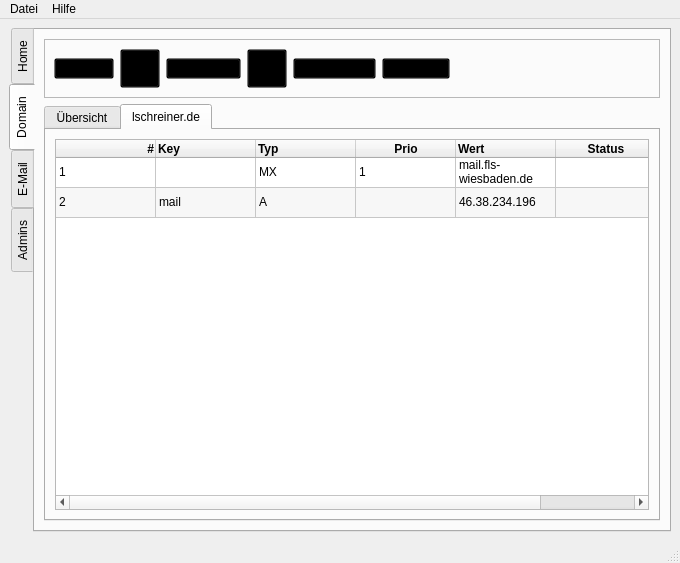
Qt form flscp/ui/cp.ui (FLS-Wiesbaden/flscp) before a commit.
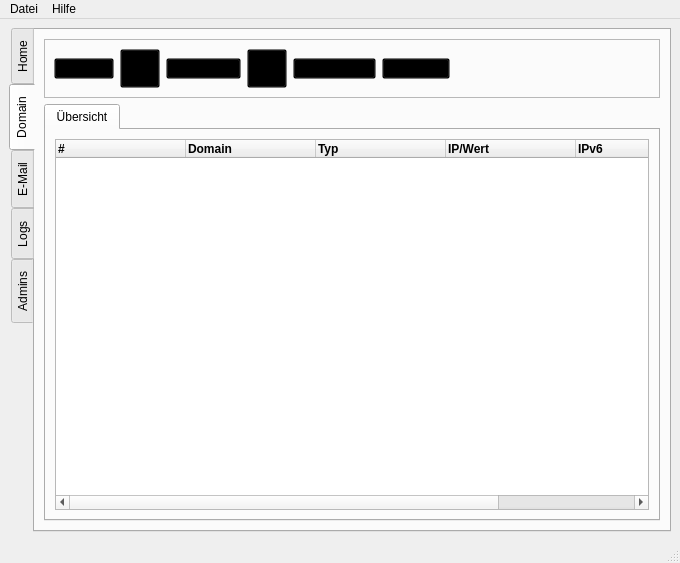
The same form after that commit. The open tabs and pages were chosen to show the change. Icons and pictures are not drawn.

```diff
--- a/flscp/ui/cp.ui
+++ b/flscp/ui/cp.ui
@@ -318,7 +318,7 @@
         <item>
          <widget class="QTabWidget" name="tabDNS">
           <property name="currentIndex">
-           <number>1</number>
+           <number>0</number>
           </property>
           <property name="tabsClosable">
            <bool>false</bool>
@@ -488,186 +488,6 @@
             </item>
            </layout>
           </widget>
-          <widget class="QWidget" name="tabDNS_1">
-           <attribute name="title">
-            <string>lschreiner.de</string>
-           </attribute>
-           <layout class="QVBoxLayout" name="verticalLayout_5">
-            <item>
-             <widget class="QTableWidget" name="tableDNS_1">
-              <property name="editTriggers">
-               <set>QAbstractItemView::DoubleClicked|QAbstractItemView::EditKeyPressed</set>
-              </property>
-              <property name="alternatingRowColors">
-               <bool>true</bool>
-              </property>
-              <property name="selectionBehavior">
-               <enum>QAbstractItemView::SelectRows</enum>
-              </property>
-              <attribute name="verticalHeaderVisible">
-               <bool>false</bool>
-              </attribute>
-              <row>
-               <property name="text">
-                <string>1</string>
-               </property>
-              </row>
-              <row>
-               <property name="text">
-                <string>2</string>
-               </property>
-              </row>
-              <column>
-               <property name="text">
-                <string>#</string>
-               </property>
-               <property name="font">
-                <font>
-                 <weight>75</weight>
-                 <bold>true</bold>
-                </font>
-               </property>
-               <property name="textAlignment">
-                <set>AlignRight|AlignVCenter</set>
-               </property>
-              </column>
-              <column>
-               <property name="text">
-                <string>Key</string>
-               </property>
-               <property name="font">
-                <font>
-                 <weight>75</weight>
-                 <bold>true</bold>
-                </font>
-               </property>
-               <property name="textAlignment">
-                <set>AlignLeft|AlignVCenter</set>
-               </property>
-              </column>
-              <column>
-               <property name="text">
-                <string>Typ</string>
-               </property>
-               <property name="font">
-                <font>
-                 <weight>75</weight>
-                 <bold>true</bold>
-                </font>
-               </property>
-               <property name="textAlignment">
-                <set>AlignLeft|AlignVCenter</set>
-               </property>
-              </column>
-              <column>
-               <property name="text">
-                <string>Prio</string>
-               </property>
-               <property name="font">
-                <font>
-                 <weight>75</weight>
-                 <bold>true</bold>
-                </font>
-               </property>
-               <property name="textAlignment">
-                <set>AlignHCenter|AlignVCenter|AlignCenter</set>
-               </property>
-              </column>
-              <column>
-               <property name="text">
-                <string>Wert</string>
-               </property>
-               <property name="font">
-                <font>
-                 <weight>75</weight>
-                 <bold>true</bold>
-                </font>
-               </property>
-               <property name="textAlignment">
-                <set>AlignLeft|AlignVCenter</set>
-               </property>
-              </column>
-              <column>
-               <property name="text">
-                <string>Status</string>
-               </property>
-               <property name="font">
-                <font>
-                 <weight>75</weight>
-                 <bold>true</bold>
-                </font>
-               </property>
-              </column>
-              <item row="0" column="0">
-               <property name="text">
-                <string>1</string>
-               </property>
-              </item>
-              <item row="0" column="1">
-               <property name="text">
-                <string/>
-               </property>
-              </item>
-              <item row="0" column="2">
-               <property name="text">
-                <string>MX</string>
-               </property>
-              </item>
-              <item row="0" column="3">
-               <property name="text">
-                <string>1</string>
-               </property>
-              </item>
-              <item row="0" column="4">
-               <property name="text">
-                <string>mail.fls-wiesbaden.de</string>
-               </property>
-              </item>
-              <item row="0" column="5">
-               <property name="text">
-                <string/>
-               </property>
-               <property name="flags">
-                <set>ItemIsSelectable|ItemIsDragEnabled|ItemIsUserCheckable</set>
-               </property>
-              </item>
-              <item row="1" column="0">
-               <property name="text">
-                <string>2</string>
-               </property>
-              </item>
-              <item row="1" column="1">
-               <property name="text">
-                <string>mail</string>
-               </property>
-              </item>
-              <item row="1" column="2">
-               <property name="text">
-                <string>A</string>
-               </property>
-              </item>
-              <item row="1" column="3">
-               <property name="text">
-                <string/>
-               </property>
-              </item>
-              <item row="1" column="4">
-               <property name="text">
-                <string>46.38.234.196</string>
-               </property>
-              </item>
-              <item row="1" column="5">
-               <property name="text">
-                <string/>
-               </property>
-               <property name="flags">
-                <set>ItemIsSelectable|ItemIsDragEnabled|ItemIsUserCheckable</set>
-               </property>
-              </item>
-             </widget>
-            </item>
-           </layout>
-          </widget>
          </widget>
         </item>
        </layout>
@@ -955,6 +775,89 @@
         </item>
        </layout>
       </widget>
+      <widget class="QWidget" name="tabLog">
+       <attribute name="icon">
+        <iconset resource="../res/logos.qrc">
+         <normaloff>:/section/logs.png</normaloff>:/section/logs.png</iconset>
+       </attribute>
+       <attribute name="title">
+        <string>Logs</string>
+       </attribute>
+       <layout class="QVBoxLayout" name="verticalLayout_5">
+        <item>
+         <widget class="QFrame" name="frameLog">
+          <property name="frameShape">
+           <enum>QFrame::StyledPanel</enum>
+          </property>
+          <property name="frameShadow">
+           <enum>QFrame::Raised</enum>
+          </property>
+          <layout class="QGridLayout" name="gridLayout_2">
+           <item row="0" column="0">
+            <widget class="QLabel" name="labLogFile">
+             <property name="text">
+              <string>Log-Datei:</string>
+             </property>
+            </widget>
+           </item>
+           <item row="0" column="4">
+            <spacer name="horizontalSpacer_2">
+             <property name="orientation">
+              <enum>Qt::Horizontal</enum>
+             </property>
+             <property name="sizeHint" stdset="0">
+              <size>
+               <width>40</width>
+               <height>20</height>
+              </size>
+             </property>
+            </spacer>
+           </item>
+           <item row="0" column="3">
+            <widget class="QToolButton" name="butLogReload">
+             <property name="styleSheet">
+              <string notr="true">background:transparent</string>
+             </property>
+             <property name="text">
+              <string notr="true"/>
+             </property>
+             <property name="icon">
+              <iconset resource="../res/logos.qrc">
+               <normaloff>:/actions/reload.png</normaloff>:/actions/reload.png</iconset>
+             </property>
+            </widget>
+           </item>
+           <item row="0" column="1">
+            <widget class="QComboBox" name="fldLogFile"/>
+           </item>
+           <item row="0" column="2">
+            <widget class="QToolButton" name="butLogLoad">
+             <property name="styleSheet">
+              <string notr="true">background:transparent</string>
+             </property>
+             <property name="text">
+              <string notr="true"/>
+             </property>
+             <property name="icon">
+              <iconset resource="../res/logos.qrc">
+               <normaloff>:/actions/arrow-right.png</normaloff>:/actions/arrow-right.png</iconset>
+             </property>
+             <property name="iconSize">
+              <size>
+               <width>16</width>
+               <height>16</height>
+              </size>
+             </property>
+            </widget>
+           </item>
+          </layout>
+         </widget>
+        </item>
+        <item>
+         <widget class="QTextBrowser" name="logText"/>
+        </item>
+       </layout>
+      </widget>
       <widget class="QWidget" name="tabAdmins">
        <attribute name="icon">
         <iconset resource="../res/logos.qrc">
```
Left out of the diff: 19 changed lines with no effect on the pictures.
